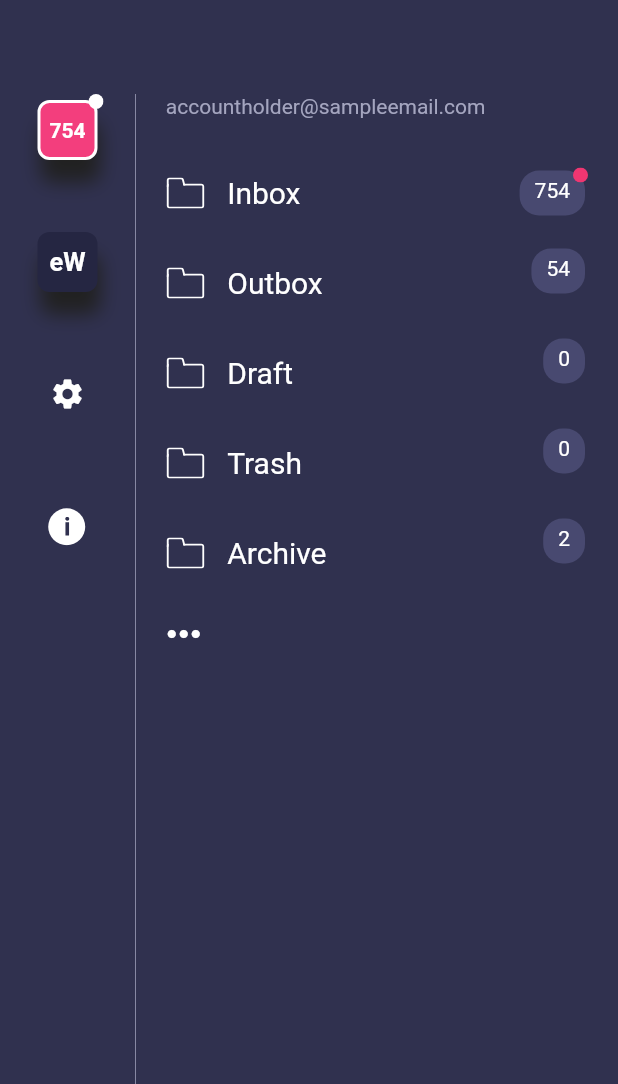
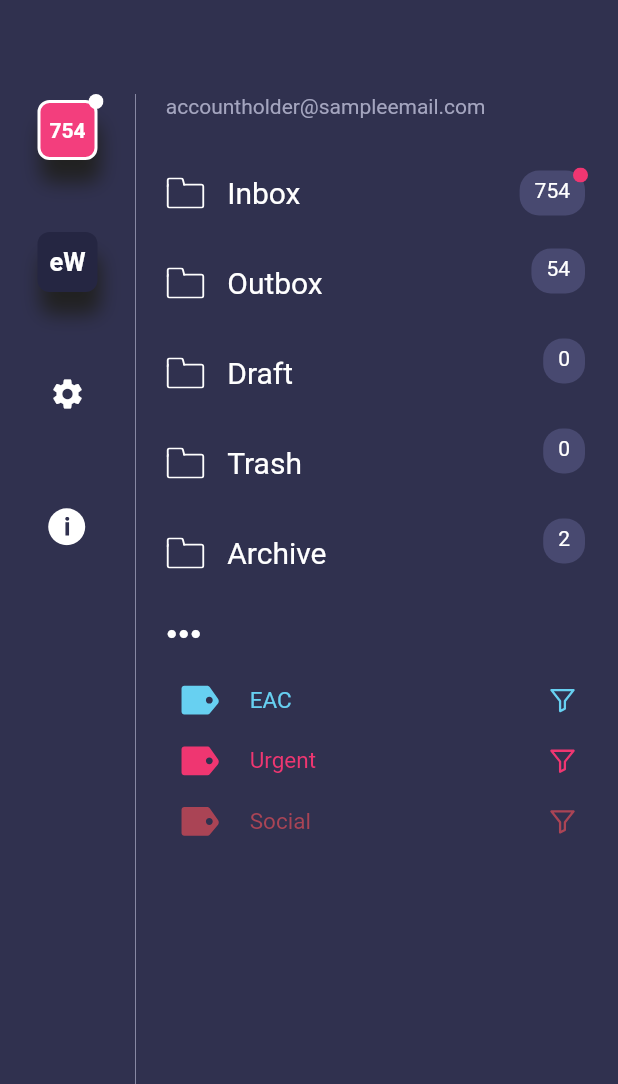
Before and after one commit to EAC-Technology/MobileApp, a Flutter app: the Menu screen opened directly, on a phone screen of 412 x 824 dp, the part 152-1236 px from its top. Run offline on Flutter 3.47's test engine with Material 2 defaults, Android fonts, the phone set to English and light mode, and no system bars; our stand-ins replace convert, flutter_svg, rxdart, sqflite, timeago, uni_links; missing offline and left inert: flutter_webview_plugin; accounts and stored records are empty; network calls fail.

Commit message:
filtering UI and logic in progress

```diff
--- a/app_in_mail/lib/constants/images.dart
+++ b/app_in_mail/lib/constants/images.dart
@@ -24,4 +24,6 @@ class Img{
   static final icSwitch = 'assets/ic_switch.svg';
   static final icAppInMailPNG = 'assets/ic_app_In_mail.png';
   static final icLogout = 'assets/ic_logout.svg';
+  static final icFilter = 'assets/ic_filter.svg';
+  static final icLabel = 'assets/ic_label.svg';
 }
--- a/app_in_mail/lib/screens/menu/folder_list_view.dart
+++ b/app_in_mail/lib/screens/menu/folder_list_view.dart
@@ -1,9 +1,11 @@
 import 'package:app_in_mail/blocs/emails_bloc.dart';
 import 'package:app_in_mail/constants/colors.dart';
 import 'package:app_in_mail/constants/strings/string_keys.dart';
+import 'package:app_in_mail/model/label.dart';
 import 'package:app_in_mail/model/mailbox.dart';
 import 'package:app_in_mail/screens/home/homePage.dart';
 import 'package:app_in_mail/screens/menu/folder_item_view.dart';
+import 'package:app_in_mail/screens/menu/menu_filter_item.dart';
 import 'package:app_in_mail/screens/menu/menu_item_view.dart';
 import 'package:app_in_mail/utils/localization.dart';
 import 'package:flutter/material.dart';
@@ -66,18 +68,41 @@ class _FolderListViewState extends State<FolderListView> {
           }),
         ),
       ),
-      _getfooter(),
+      _buildFooter(),
+      _buildFilteringList(),
     ]);
   }
 
-  SliverToBoxAdapter _getfooter() {
+  Widget _buildFilteringList() {
+    var testLabels = [
+      Label(colorHex: '67D0F1', name: 'EAC', textColorHex: 'FFFFFF'),
+      Label(colorHex: 'EF3671', name: 'Urgent', textColorHex: 'FFFFFF'),
+      Label(colorHex: 'AA4455', name: 'Social', textColorHex: 'FFFFFF')
+    ];
+    return SliverList(
+      delegate: new SliverChildListDelegate(
+        new List<Widget>.generate(3, (int index) {
+          return MenuFilterItem(
+            label: testLabels[index],
+            onTap: () {},
+          );
+        }),
+      ),
+    );
+  }
+
+  SliverToBoxAdapter _buildFooter() {
     if (this.isInEditMode) {
       return SliverToBoxAdapter(
-         child: MenuItemView(
-          onTap:null,
+        child: MenuItemView(
+          onTap: null,
           textColor: AppColors.accentColor,
           title: Localization.getString(Strings.add),
-          icon: Icon(Icons.add, color: AppColors.accentColor, size: 30,),
+          icon: Icon(
+            Icons.add,
+            color: AppColors.accentColor,
+            size: 30,
+          ),
         ),
       );
     } else {
--- /dev/null
+++ b/app_in_mail/lib/screens/menu/menu_filter_item.dart
@@ -0,0 +1,55 @@
+import 'package:app_in_mail/constants/images.dart';
+import 'package:app_in_mail/model/label.dart';
+import 'package:flutter/material.dart';
+import 'package:flutter_svg/svg.dart';
+
+class MenuFilterItem extends StatefulWidget {
+  final Function onTap;
+  final Label label;
+  @override
+  MenuFilterItem({this.onTap, this.label});
+  _MenuFilterItemState createState() => _MenuFilterItemState();
+}
+
+class _MenuFilterItemState extends State<MenuFilterItem> {
+  @override
+  Widget build(BuildContext context) {
+    return GestureDetector(
+      onTap: () {
+        this.widget.onTap();
+      },
+      child: Padding(
+        padding: EdgeInsets.only(left: 30, top: 10, bottom: 10, right: 20),
+        child: Row(
+          mainAxisAlignment: MainAxisAlignment.spaceBetween,
+          children: <Widget>[
+            Row(
+              children: <Widget>[
+                SvgPicture.asset(
+                  Img.icLabel,
+                  color: widget.label.color,
+                  width: 26.0,
+                ),
+                Container(
+                  width: 20,
+                ),
+                Text(
+                  widget.label.name,
+                  style: TextStyle(color: widget.label.color, fontSize: 15),
+                ),
+              ],
+            ),
+            Padding(
+              padding: const EdgeInsets.only(right:8.0),
+              child: SvgPicture.asset(
+                Img.icFilter,
+                color: widget.label.color,
+                width: 18.0,
+              ),
+            ),
+          ],
+        ),
+      ),
+    );
+  }
+}
```
Also changed, not shown: app_in_mail/assets/ic_filter.svg (added), app_in_mail/assets/ic_label.svg (added).
